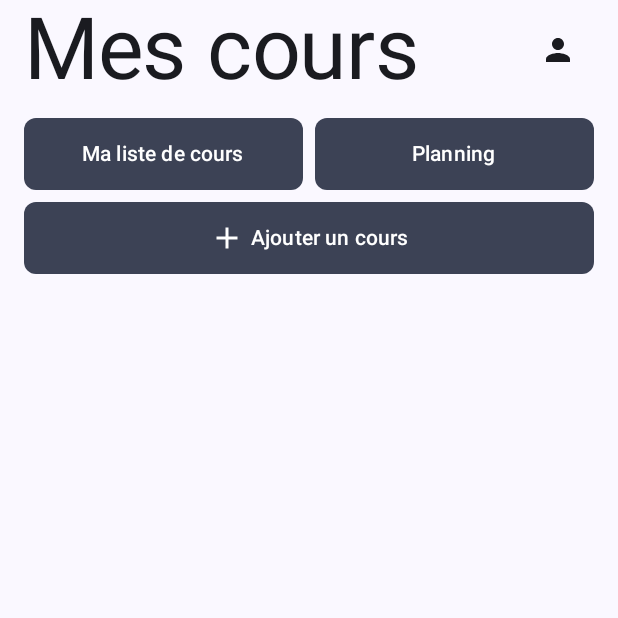
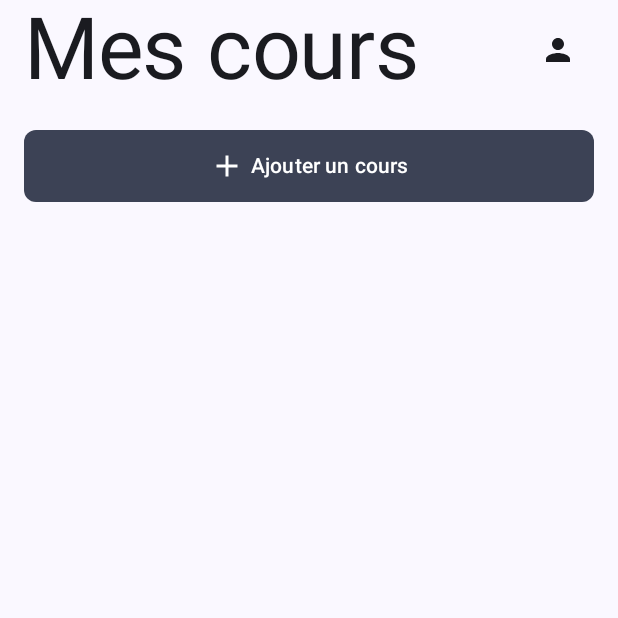
Before and after one commit to nathanbkng/P4, an Android app built with Jetpack Compose: the screen it shows after launch (MainActivity), on a phone screen of 412 x 824 dp, the top half of it. Run offline under Robolectric (Android 15) with nearby library versions, the phone set to English and light mode, and no system bars; our stand-ins replace Room's generated code.

Commit message:
update - mask unused buttons

```diff
--- a/NFFrontend/app/src/main/java/com/example/nf_frontend/screens/coursequizz/CourseQuizzes.kt
+++ b/NFFrontend/app/src/main/java/com/example/nf_frontend/screens/coursequizz/CourseQuizzes.kt
@@ -35,7 +35,7 @@ fun CourseQuizzes(code : String) {
             color = Color.Gray
         )
         Spacer(modifier = Modifier.height(12.dp))
-        AddQuizzButton()
+        // AddQuizzButton()
         Divider(
             thickness = 1.dp,
             color = Color.Black,
--- a/NFFrontend/app/src/main/java/com/example/nf_frontend/screens/homescreen/HomeScreen.kt
+++ b/NFFrontend/app/src/main/java/com/example/nf_frontend/screens/homescreen/HomeScreen.kt
@@ -62,7 +62,7 @@ fun MesCourses(navController: NavController){
     ) {
         TopBar()
         Spacer(modifier = Modifier.height(12.dp))
-        ButtonRow()
+        // ButtonRow()
         Spacer(modifier = Modifier.height(8.dp))
         AddCourseButton { course ->
             CoroutineScope(Dispatchers.IO).launch {
```
